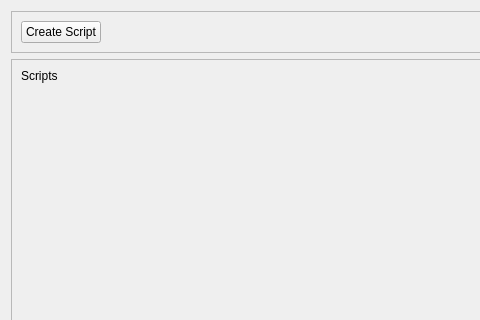
Before: the Qt Designer form src/gui/homeWindow.ui in Nmstr/taskZen, drawn with Qt 5; both pictures show x 0 to 480 and y 0 to 320 of the 1280 by 800 pixel window.
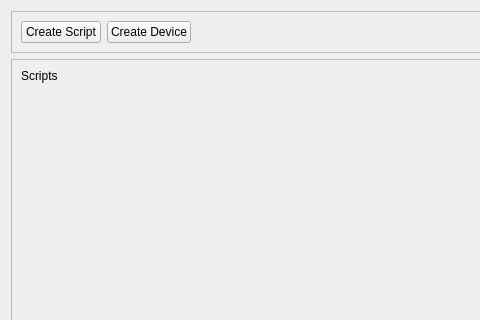
After: the same form once the commit is applied.

Commit message: fully implemented devices

The edit to the form file:
```diff
--- a/src/gui/homeWindow.ui
+++ b/src/gui/homeWindow.ui
@@ -154,6 +154,13 @@
         </property>
        </widget>
       </item>
+      <item>
+       <widget class="QPushButton" name="createDeviceBtn">
+        <property name="text">
+         <string>Create Device</string>
+        </property>
+       </widget>
+      </item>
       <item>
        <spacer name="horizontalSpacer">
         <property name="orientation">
```
The commit also changes 7 other files.
